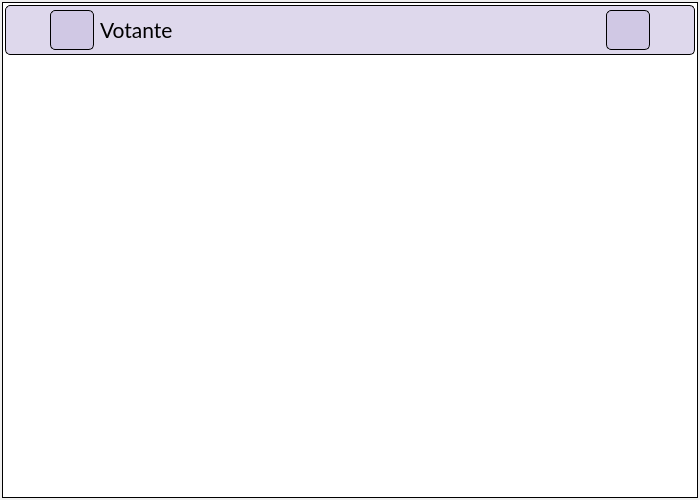
First picture: the form in SistemaControlElecciones/mainwindow.ui, repository NaomySinHYConY/Proyecto1_ISII_SCE, before the edit.
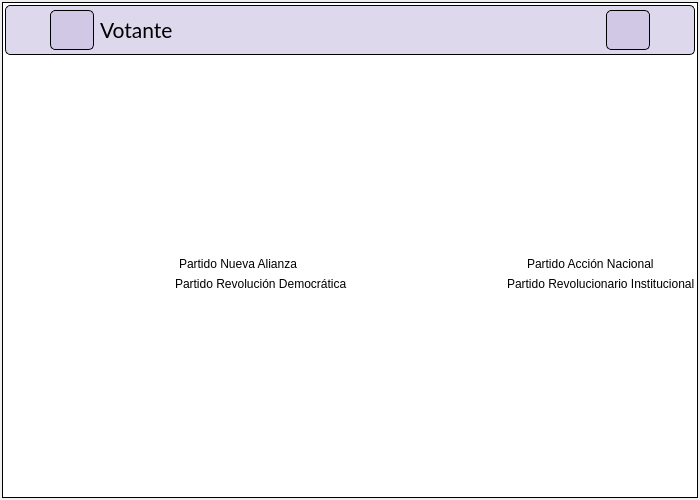
Second picture: the form after the edit. The open tabs and pages were chosen to show the change. Icons and pictures are not drawn.

Commit message:
Pantalla votante
Agregados los partidos, iguess

What changed in the file:
```diff
--- a/SistemaControlElecciones/mainwindow.ui
+++ b/SistemaControlElecciones/mainwindow.ui
@@ -953,7 +953,7 @@
             <item>
              <layout class="QGridLayout" name="gridLayout">
               <item row="1" column="0">
-               <widget class="QLabel" name="label_11">
+               <widget class="QLabel" name="labelNombre">
                 <property name="text">
                  <string>Nombre:</string>
                 </property>
@@ -1628,6 +1628,135 @@
             </layout>
            </widget>
           </item>
+          <item>
+           <spacer name="verticalSpacer_9">
+            <property name="orientation">
+             <enum>Qt::Vertical</enum>
+            </property>
+            <property name="sizeHint" stdset="0">
+             <size>
+              <width>20</width>
+              <height>40</height>
+             </size>
+            </property>
+           </spacer>
+          </item>
+          <item>
+           <layout class="QHBoxLayout" name="horizontalLayout_28">
+            <property name="topMargin">
+             <number>0</number>
+            </property>
+            <item>
+             <layout class="QHBoxLayout" name="horizontalLayout_29">
+              <property name="topMargin">
+               <number>0</number>
+              </property>
+              <item>
+               <widget class="QLabel" name="label_15">
+                <property name="text">
+                 <string/>
+                </property>
+                <property name="pixmap">
+                 <pixmap>../../../IS II/Proyecto_1/Documentación/Imagenes/Nueva_alianza.png</pixmap>
+                </property>
+                <property name="alignment">
+                 <set>Qt::AlignCenter</set>
+                </property>
+               </widget>
+              </item>
+              <item>
+               <widget class="QLabel" name="label_16">
+                <property name="text">
+                 <string>Partido Nueva Alianza</string>
+                </property>
+               </widget>
+              </item>
+             </layout>
+            </item>
+            <item>
+             <layout class="QHBoxLayout" name="horizontalLayout_30">
+              <item>
+               <widget class="QLabel" name="label_17">
+                <property name="text">
+                 <string/>
+                </property>
+                <property name="pixmap">
+                 <pixmap>../../../IS II/Proyecto_1/Documentación/Imagenes/PAN_party.png</pixmap>
+                </property>
+                <property name="alignment">
+                 <set>Qt::AlignCenter</set>
+                </property>
+               </widget>
+              </item>
+              <item>
+               <widget class="QLabel" name="label_18">
+                <property name="text">
+                 <string>Partido Acción Nacional</string>
+                </property>
+               </widget>
+              </item>
+             </layout>
+            </item>
+           </layout>
+          </item>
+          <item>
+           <layout class="QHBoxLayout" name="horizontalLayout_23">
+            <property name="topMargin">
+             <number>0</number>
+            </property>
+            <item>
+             <layout class="QHBoxLayout" name="horizontalLayout_25">
+              <property name="topMargin">
+               <number>0</number>
+              </property>
+              <item>
+               <widget class="QLabel" name="label_10">
+                <property name="text">
+                 <string/>
+                </property>
+                <property name="pixmap">
+                 <pixmap>../../../IS II/Proyecto_1/Documentación/Imagenes/PRD-Logo.png</pixmap>
+                </property>
+                <property name="alignment">
+                 <set>Qt::AlignCenter</set>
+                </property>
+               </widget>
+              </item>
+              <item>
+               <widget class="QLabel" name="label_11">
+                <property name="text">
+                 <string>Partido Revolución Democrática</string>
+                </property>
+               </widget>
+              </item>
+             </layout>
+            </item>
+            <item>
+             <layout class="QHBoxLayout" name="horizontalLayout_26">
+              <item>
+               <widget class="QLabel" name="label_12">
+                <property name="text">
+                 <string/>
+                </property>
+                <property name="pixmap">
+                 <pixmap>../../../IS II/Proyecto_1/Documentación/Imagenes/Sin título.png</pixmap>
+                </property>
+                <property name="alignment">
+                 <set>Qt::AlignCenter</set>
+                </property>
+               </widget>
+              </item>
+              <item>
+               <widget class="QLabel" name="label_14">
+                <property name="text">
+                 <string>Partido Revolucionario Institucional</string>
+                </property>
+               </widget>
+              </item>
+             </layout>
+            </item>
+           </layout>
+          </item>
           <item>
            <spacer name="verticalSpacer_2">
             <property name="orientation">
```
Left out of the diff: 10 changed lines with no effect on the pictures.
